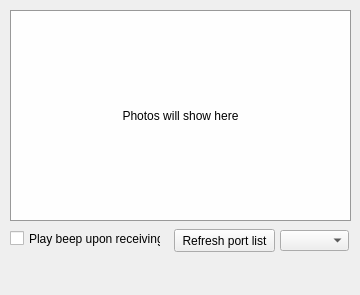
This is QtLora/mainwindow.ui in deadcast2/HABIL as Qt 5 draws it before an edit. The edited form follows.
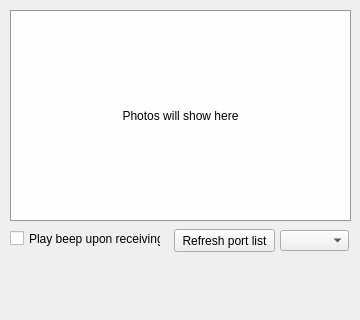
This is the edited form. Icons and pictures are not drawn.

```diff
--- a/QtLora/mainwindow.ui
+++ b/QtLora/mainwindow.ui
@@ -10,7 +10,7 @@
     <x>0</x>
     <y>0</y>
     <width>360</width>
-    <height>295</height>
+    <height>320</height>
    </rect>
   </property>
   <property name="sizePolicy">
@@ -28,7 +28,7 @@
   <property name="maximumSize">
    <size>
     <width>360</width>
-    <height>310</height>
+    <height>320</height>
    </size>
   </property>
   <property name="contextMenuPolicy">
```
Left out of the diff: 23 changed lines with no effect on the pictures.
